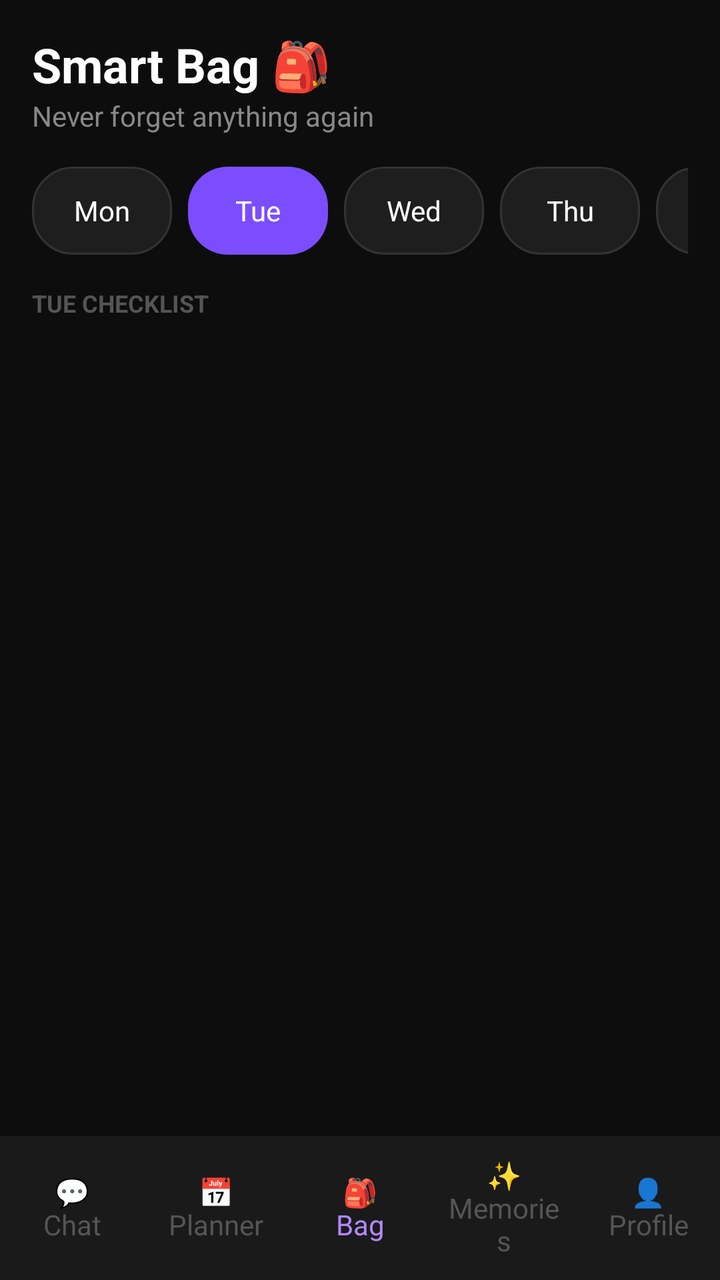
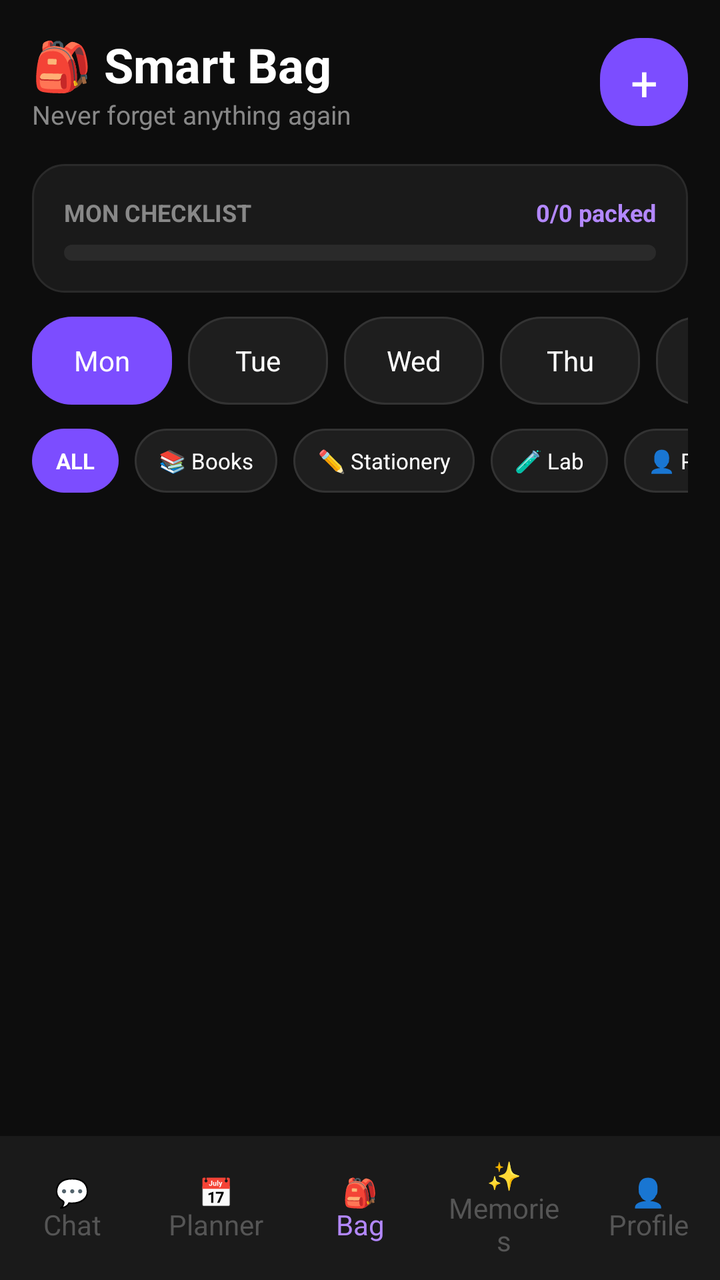

Before-and-after screenshots of an Android layout around one commit, followed by the original layout XML and the change that was made.
<!-- AndroidManifest.xml: application theme Theme.MindMate -->
<!-- res/layout/activity_bag.xml -->
<?xml version="1.0" encoding="utf-8"?>
<LinearLayout xmlns:android="http://schemas.android.com/apk/res/android"
    android:layout_width="match_parent"
    android:layout_height="match_parent"
    android:orientation="vertical"
    android:background="#0D0D0D">

    <LinearLayout
        android:layout_width="match_parent"
        android:layout_height="wrap_content"
        android:orientation="vertical"
        android:padding="16dp">

        <TextView
            android:layout_width="wrap_content"
            android:layout_height="wrap_content"
            android:text="Smart Bag 🎒"
            android:textColor="#FFFFFF"
            android:textSize="24sp"
            android:textStyle="bold"/>

        <TextView
            android:layout_width="wrap_content"
            android:layout_height="wrap_content"
            android:text="Never forget anything again"
            android:textColor="#888888"
            android:textSize="14sp"/>

    </LinearLayout>

    <HorizontalScrollView
        android:layout_width="match_parent"
        android:layout_height="wrap_content"
        android:scrollbars="none"
        android:paddingStart="16dp"
        android:paddingEnd="16dp"
        android:paddingBottom="16dp">

        <LinearLayout
            android:layout_width="wrap_content"
            android:layout_height="wrap_content"
            android:orientation="horizontal">

            <TextView
                android:id="@+id/dayMon"
                android:layout_width="70dp"
                android:layout_height="44dp"
                android:text="Mon"
                android:textColor="#FFFFFF"
                android:textSize="14sp"
                android:gravity="center"
                android:layout_marginEnd="8dp"
                android:background="@drawable/chip_dark"/>

            <TextView
                android:id="@+id/dayTue"
                android:layout_width="70dp"
                android:layout_height="44dp"
                android:text="Tue"
                android:textColor="#FFFFFF"
                android:textSize="14sp"
                android:gravity="center"
                android:layout_marginEnd="8dp"
                android:background="@drawable/chip_purple"/>

            <TextView
                android:id="@+id/dayWed"
                android:layout_width="70dp"
                android:layout_height="44dp"
                android:text="Wed"
                android:textColor="#FFFFFF"
                android:textSize="14sp"
                android:gravity="center"
                android:layout_marginEnd="8dp"
                android:background="@drawable/chip_dark"/>

            <TextView
                android:id="@+id/dayThu"
                android:layout_width="70dp"
                android:layout_height="44dp"
                android:text="Thu"
                android:textColor="#FFFFFF"
                android:textSize="14sp"
                android:gravity="center"
                android:layout_marginEnd="8dp"
                android:background="@drawable/chip_dark"/>

            <TextView
                android:id="@+id/dayFri"
                android:layout_width="70dp"
                android:layout_height="44dp"
                android:text="Fri"
                android:textColor="#FFFFFF"
                android:textSize="14sp"
                android:gravity="center"
                android:background="@drawable/chip_dark"/>

        </LinearLayout>

    </HorizontalScrollView>

    <TextView
        android:id="@+id/tvDayLabel"
        android:layout_width="wrap_content"
        android:layout_height="wrap_content"
        android:text="TUE CHECKLIST"
        android:textColor="#555555"
        android:textSize="12sp"
        android:textStyle="bold"
        android:paddingStart="16dp"
        android:paddingBottom="8dp"/>

    <androidx.recyclerview.widget.RecyclerView
        android:id="@+id/rvBagItems"
        android:layout_width="match_parent"
        android:layout_height="0dp"
        android:layout_weight="1"
        android:padding="16dp"
        android:clipToPadding="false"/>

    <LinearLayout
        android:layout_width="match_parent"
        android:layout_height="72dp"
        android:orientation="horizontal"
        android:background="#1A1A1A"
        android:gravity="center">

        <TextView
            android:id="@+id/navChat"
            android:layout_width="0dp"
            android:layout_height="match_parent"
            android:layout_weight="1"
            android:text="💬&#10;Chat"
            android:textColor="#555555"
            android:textSize="14sp"
            android:gravity="center"
            android:padding="8dp"/>

        <TextView
            android:id="@+id/navPlanner"
            android:layout_width="0dp"
            android:layout_height="match_parent"
            android:layout_weight="1"
            android:text="📅&#10;Planner"
            android:textColor="#555555"
            android:textSize="14sp"
            android:gravity="center"
            android:padding="8dp"/>

        <TextView
            android:id="@+id/navBag"
            android:layout_width="0dp"
            android:layout_height="match_parent"
            android:layout_weight="1"
            android:text="🎒&#10;Bag"
            android:textColor="#B388FF"
            android:textSize="14sp"
            android:gravity="center"
            android:padding="8dp"/>

        <TextView
            android:id="@+id/navMemories"
            android:layout_width="0dp"
            android:layout_height="match_parent"
            android:layout_weight="1"
            android:text="✨&#10;Memories"
            android:textColor="#555555"
            android:textSize="14sp"
            android:gravity="center"
            android:padding="8dp"/>

        <TextView
            android:id="@+id/navProfile"
            android:layout_width="0dp"
            android:layout_height="match_parent"
            android:layout_weight="1"
            android:text="👤&#10;Profile"
            android:textColor="#555555"
            android:textSize="14sp"
            android:gravity="center"
            android:padding="8dp"/>

    </LinearLayout>

</LinearLayout>
<!-- resources referenced by this layout -->
<resources>
  <!-- drawable chip_dark (drawable) -->
  <?xml version="1.0" encoding="utf-8"?>
  <shape xmlns:android="http://schemas.android.com/apk/res/android"
      android:shape="rectangle">
      <solid android:color="#1E1E1E"/>
      <corners android:radius="20dp"/>
      <stroke
          android:width="1dp"
          android:color="#333333"/>
  </shape>
  <!-- drawable chip_purple (drawable) -->
  <?xml version="1.0" encoding="utf-8"?>
  <shape xmlns:android="http://schemas.android.com/apk/res/android"
      android:shape="rectangle">
      <solid android:color="#7C4DFF"/>
      <corners android:radius="20dp"/>
  </shape>
  <style name="Theme.MindMate" parent="Base.Theme.MindMate" />
  <style name="Base.Theme.MindMate" parent="Theme.Material3.DayNight.NoActionBar">
          
          
      </style>
</resources>

<!-- the commit's change to res/layout/activity_bag.xml (unified diff, before → after) -->
@@ -5,36 +5,107 @@
     android:orientation="vertical"
     android:background="#0D0D0D">
 
+    
+    <LinearLayout
+        android:layout_width="match_parent"
+        android:layout_height="wrap_content"
+        android:orientation="horizontal"
+        android:padding="16dp"
+        android:gravity="center_vertical">
+
+        <LinearLayout
+            android:layout_width="0dp"
+            android:layout_height="wrap_content"
+            android:layout_weight="1"
+            android:orientation="vertical">
+
+            <TextView
+                android:layout_width="wrap_content"
+                android:layout_height="wrap_content"
+                android:text="🎒 Smart Bag"
+                android:textColor="#FFFFFF"
+                android:textSize="24sp"
+                android:textStyle="bold"/>
+
+            <TextView
+                android:layout_width="wrap_content"
+                android:layout_height="wrap_content"
+                android:text="Never forget anything again"
+                android:textColor="#888888"
+                android:textSize="13sp"/>
+
+        </LinearLayout>
+
+        <TextView
+            android:id="@+id/btnAddItem"
+            android:layout_width="44dp"
+            android:layout_height="44dp"
+            android:text="+"
+            android:textColor="#FFFFFF"
+            android:textSize="24sp"
+            android:gravity="center"
+            android:background="@drawable/chip_purple"/>
+
+    </LinearLayout>
+
+    
     <LinearLayout
         android:layout_width="match_parent"
         android:layout_height="wrap_content"
         android:orientation="vertical"
-        android:padding="16dp">
-
-        <TextView
-            android:layout_width="wrap_content"
+        android:background="@drawable/card_dark"
+        android:padding="16dp"
+        android:layout_marginStart="16dp"
+        android:layout_marginEnd="16dp"
+        android:layout_marginBottom="12dp">
+
+        <LinearLayout
+            android:layout_width="match_parent"
             android:layout_height="wrap_content"
-            android:text="Smart Bag 🎒"
-            android:textColor="#FFFFFF"
-            android:textSize="24sp"
-            android:textStyle="bold"/>
-
-        <TextView
-            android:layout_width="wrap_content"
-            android:layout_height="wrap_content"
-            android:text="Never forget anything again"
-            android:textColor="#888888"
-            android:textSize="14sp"/>
+            android:orientation="horizontal"
+            android:gravity="center_vertical"
+            android:layout_marginBottom="8dp">
+
+            <TextView
+                android:id="@+id/tvProgressLabel"
+                android:layout_width="0dp"
+                android:layout_height="wrap_content"
+                android:layout_weight="1"
+                android:text="MON CHECKLIST"
+                android:textColor="#888888"
+                android:textSize="12sp"
+                android:textStyle="bold"/>
+
+            <TextView
+                android:id="@+id/tvProgressCount"
+                android:layout_width="wrap_content"
+                android:layout_height="wrap_content"
+                android:text="0/0 packed"
+                android:textColor="#B388FF"
+                android:textSize="12sp"
+                android:textStyle="bold"/>
+
+        </LinearLayout>
+
+        <ProgressBar
+            android:id="@+id/progressBar"
+            style="?android:attr/progressBarStyleHorizontal"
+            android:layout_width="match_parent"
+            android:layout_height="8dp"
+            android:progressDrawable="@drawable/progress_purple"
+            android:progress="0"
+            android:max="100"/>
 
     </LinearLayout>
 
+    
     <HorizontalScrollView
         android:layout_width="match_parent"
         android:layout_height="wrap_content"
         android:scrollbars="none"
         android:paddingStart="16dp"
         android:paddingEnd="16dp"
-        android:paddingBottom="16dp">
+        android:paddingBottom="12dp">
 
         <LinearLayout
             android:layout_width="wrap_content"
@@ -50,7 +121,7 @@
                 android:textSize="14sp"
                 android:gravity="center"
                 android:layout_marginEnd="8dp"
-                android:background="@drawable/chip_dark"/>
+                android:background="@drawable/chip_purple"/>
 
             <TextView
                 android:id="@+id/dayTue"
@@ -61,63 +132,146 @@
                 android:textSize="14sp"
                 android:gravity="center"
                 android:layout_marginEnd="8dp"
+                android:background="@drawable/chip_dark"/>
+
+            <TextView
+                android:id="@+id/dayWed"
+                android:layout_width="70dp"
+                android:layout_height="44dp"
+                android:text="Wed"
+                android:textColor="#FFFFFF"
+                android:textSize="14sp"
+                android:gravity="center"
+                android:layout_marginEnd="8dp"
+                android:background="@drawable/chip_dark"/>
+
+            <TextView
+                android:id="@+id/dayThu"
+                android:layout_width="70dp"
+                android:layout_height="44dp"
+                android:text="Thu"
+                android:textColor="#FFFFFF"
+                android:textSize="14sp"
+                android:gravity="center"
+                android:layout_marginEnd="8dp"
+                android:background="@drawable/chip_dark"/>
+
+            <TextView
+                android:id="@+id/dayFri"
+                android:layout_width="70dp"
+                android:layout_height="44dp"
+                android:text="Fri"
+                android:textColor="#FFFFFF"
+                android:textSize="14sp"
+                android:gravity="center"
+                android:layout_marginEnd="8dp"
+                android:background="@drawable/chip_dark"/>
+
+            <TextView
+                android:id="@+id/daySat"
+                android:layout_width="70dp"
+                android:layout_height="44dp"
+                android:text="Sat"
+                android:textColor="#FFFFFF"
+                android:textSize="14sp"
+                android:gravity="center"
+                android:background="@drawable/chip_dark"/>
+
+        </LinearLayout>
+
+    </HorizontalScrollView>
+
+    
+    <HorizontalScrollView
+        android:layout_width="match_parent"
+        android:layout_height="wrap_content"
+        android:scrollbars="none"
+        android:paddingStart="16dp"
+        android:paddingEnd="16dp"
+        android:paddingBottom="12dp">
+
+        <LinearLayout
+            android:layout_width="wrap_content"
+            android:layout_height="wrap_content"
+            android:orientation="horizontal">
+
+            <TextView
+                android:id="@+id/catAll"
+                android:layout_width="wrap_content"
+                android:layout_height="32dp"
+                android:text="ALL"
+                android:textColor="#FFFFFF"
+                android:textSize="11sp"
+                android:textStyle="bold"
+                android:gravity="center"
+                android:paddingStart="12dp"
+                android:paddingEnd="12dp"
+                android:layout_marginEnd="8dp"
                 android:background="@drawable/chip_purple"/>
 
             <TextView
-                android:id="@+id/dayWed"
-                android:layout_width="70dp"
-                android:layout_height="44dp"
-                android:text="Wed"
-                android:textColor="#FFFFFF"
-                android:textSize="14sp"
-                android:gravity="center"
-                android:layout_marginEnd="8dp"
-                android:background="@drawable/chip_dark"/>
-
-            <TextView
-                android:id="@+id/dayThu"
-                android:layout_width="70dp"
-                android:layout_height="44dp"
-                android:text="Thu"
-                android:textColor="#FFFFFF"
-                android:textSize="14sp"
-                android:gravity="center"
-                android:layout_marginEnd="8dp"
-                android:background="@drawable/chip_dark"/>
-
-            <TextView
-                android:id="@+id/dayFri"
-                android:layout_width="70dp"
-                android:layout_height="44dp"
-                android:text="Fri"
-                android:textColor="#FFFFFF"
-                android:textSize="14sp"
-                android:gravity="center"
+                android:id="@+id/catBooks"
+                android:layout_width="wrap_content"
+                android:layout_height="32dp"
+                android:text="📚 Books"
+                android:textColor="#FFFFFF"
+                android:textSize="11sp"
+                android:gravity="center"
+                android:paddingStart="12dp"
+                android:paddingEnd="12dp"
+                android:layout_marginEnd="8dp"
+                android:background="@drawable/chip_dark"/>
+
+            <TextView
+                android:id="@+id/catStationery"
+                android:layout_width="wrap_content"
+                android:layout_height="32dp"
+                android:text="✏️ Stationery"
+                android:textColor="#FFFFFF"
+                android:textSize="11sp"
+                android:gravity="center"
+                android:paddingStart="12dp"
+                android:paddingEnd="12dp"
+                android:layout_marginEnd="8dp"
+                android:background="@drawable/chip_dark"/>
+
+            <TextView
+                android:id="@+id/catLab"
+                android:layout_width="wrap_content"
+                android:layout_height="32dp"
+                android:text="🧪 Lab"
+                android:textColor="#FFFFFF"
+                android:textSize="11sp"
+                android:gravity="center"
+                android:paddingStart="12dp"
+                android:paddingEnd="12dp"
+                android:layout_marginEnd="8dp"
+                android:background="@drawable/chip_dark"/>
+
+            <TextView
+                android:id="@+id/catPersonal"
+                android:layout_width="wrap_content"
+                android:layout_height="32dp"
+                android:text="👤 Personal"
+                android:textColor="#FFFFFF"
+                android:textSize="11sp"
+                android:gravity="center"
+                android:paddingStart="12dp"
+                android:paddingEnd="12dp"
                 android:background="@drawable/chip_dark"/>
 
         </LinearLayout>
 
     </HorizontalScrollView>
 
-    <TextView
-        android:id="@+id/tvDayLabel"
-        android:layout_width="wrap_content"
-        android:layout_height="wrap_content"
-        android:text="TUE CHECKLIST"
-        android:textColor="#555555"
-        android:textSize="12sp"
-        android:textStyle="bold"
-        android:paddingStart="16dp"
-        android:paddingBottom="8dp"/>
-
-    <androidx.recyclerview.widget.RecyclerView
+    
+    <ScrollView
         android:id="@+id/rvBagItems"
         android:layout_width="match_parent"
         android:layout_height="0dp"
-        android:layout_weight="1"
-        android:padding="16dp"
-        android:clipToPadding="false"/>
-
+        android:layout_weight="1"/>
+
+    
     <LinearLayout
         android:layout_width="match_parent"
         android:layout_height="72dp"
<!-- resource entries referenced after the edit -->
@@ -1,5 +1,15 @@
 <!-- resources referenced by this layout -->
 <resources>
+  <!-- drawable card_dark (drawable) -->
+  <?xml version="1.0" encoding="utf-8"?>
+  <shape xmlns:android="http://schemas.android.com/apk/res/android"
+      android:shape="rectangle">
+      <solid android:color="#1A1A1A"/>
+      <corners android:radius="16dp"/>
+      <stroke
+          android:width="1dp"
+          android:color="#2A2A2A"/>
+  </shape>
   <!-- drawable chip_dark (drawable) -->
   <?xml version="1.0" encoding="utf-8"?>
   <shape xmlns:android="http://schemas.android.com/apk/res/android"
@@ -17,6 +27,27 @@
       <solid android:color="#7C4DFF"/>
       <corners android:radius="20dp"/>
   </shape>
+  <!-- drawable progress_purple (drawable) -->
+  <?xml version="1.0" encoding="utf-8"?>
+  <layer-list xmlns:android="http://schemas.android.com/apk/res/android">
+  
+      <item android:id="@android:id/background">
+          <shape android:shape="rectangle">
+              <solid android:color="#2A2A2A"/>
+              <corners android:radius="4dp"/>
+          </shape>
+      </item>
+  
+      <item android:id="@android:id/progress">
+          <clip>
+              <shape android:shape="rectangle">
+                  <solid android:color="#7C4DFF"/>
+                  <corners android:radius="4dp"/>
+              </shape>
+          </clip>
+      </item>
+  
+  </layer-list>
   <style name="Theme.MindMate" parent="Base.Theme.MindMate" />
   <style name="Base.Theme.MindMate" parent="Theme.Material3.DayNight.NoActionBar">
           
